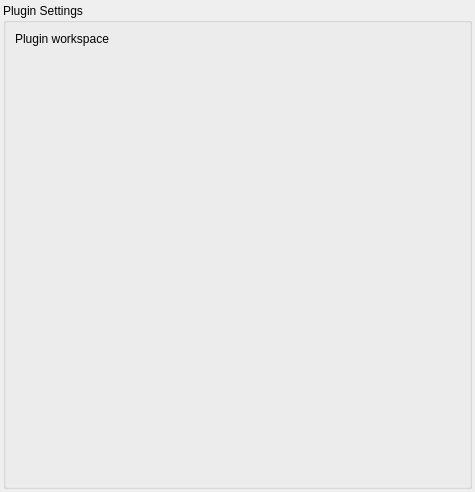
Above: cedar/processing/gui/FrameworkSettings.ui from cedar/cedar before the change. Below: the same form after it.
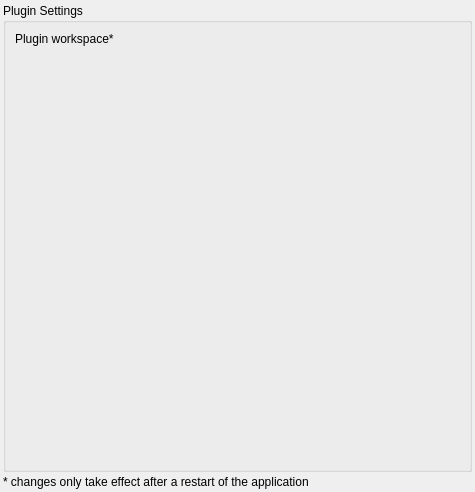
That is the form after the change. Custom widgets are drawn as their Qt base class.

Commit message: First implementation of the UI settings dialog.

Diff of the .ui file:
```diff
--- a/cedar/processing/gui/FrameworkSettings.ui
+++ b/cedar/processing/gui/FrameworkSettings.ui
@@ -13,7 +13,7 @@
   <property name="windowTitle">
    <string>Form</string>
   </property>
-  <layout class="QVBoxLayout" name="verticalLayout">
+  <layout class="QVBoxLayout" name="verticalLayout" stretch="1,0">
    <property name="spacing">
     <number>3</number>
    </property>
@@ -32,7 +32,7 @@
          <string>The plugin workspace determines the folder in which the processing framework looks for plugins. In addition, if you add a plugin to your architecture from the workspace, its path is specified relative to this path.</string>
         </property>
         <property name="text">
-         <string>Plugin workspace</string>
+         <string>Plugin workspace*</string>
         </property>
        </widget>
       </item>
@@ -42,6 +42,13 @@
      </layout>
     </widget>
    </item>
+   <item>
+    <widget class="QLabel" name="label_2">
+     <property name="text">
+      <string>* changes only take effect after a restart of the application</string>
+     </property>
+    </widget>
+   </item>
   </layout>
  </widget>
  <customwidgets>
```
The commit also changes 11 other files.
